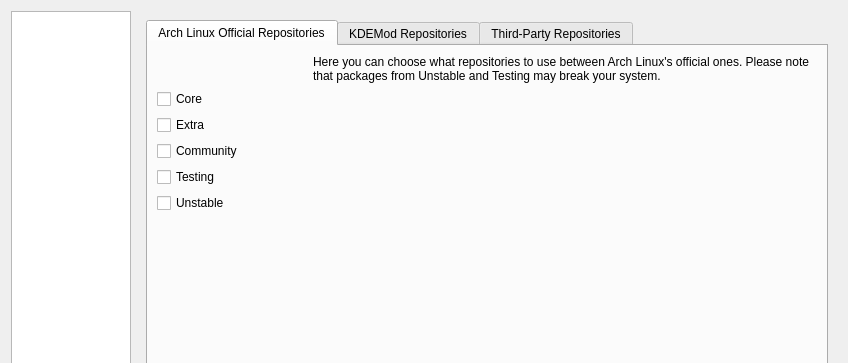
Before: the Qt Designer form trunk/shaman/ui/configDialog.ui in drf/shaman1, drawn with Qt 5; both pictures show x 0 to 848 and y 0 to 363 of the 848 by 662 pixel window.
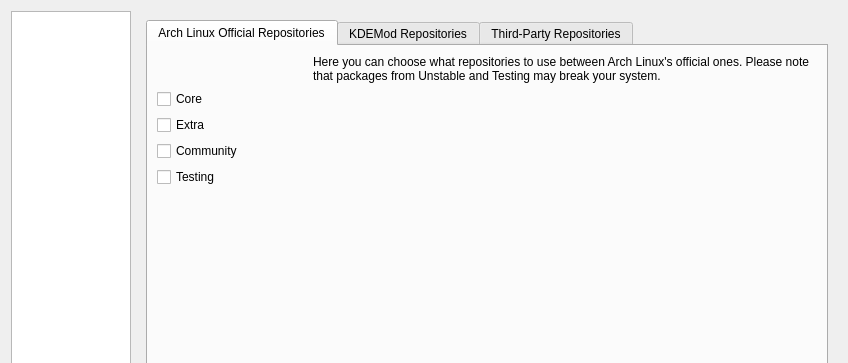
After: the same form once the commit is applied. The open tabs and pages were chosen to show the change. Icons and pictures are not drawn.

Commit message: Remove unstable repository

Diff of the .ui file:
```diff
--- a/trunk/shaman/ui/configDialog.ui
+++ b/trunk/shaman/ui/configDialog.ui
@@ -494,13 +494,6 @@
                  </property>
                 </widget>
                </item>
-               <item>
-                <widget class="QCheckBox" name="unstableBox" >
-                 <property name="text" >
-                  <string comment="Do not translate" >Unstable</string>
-                 </property>
-                </widget>
-               </item>
                <item>
                 <spacer>
                  <property name="orientation" >
```
Left out of the diff: 2 changed lines with no effect on the pictures. The commit also changes 1 other file.
